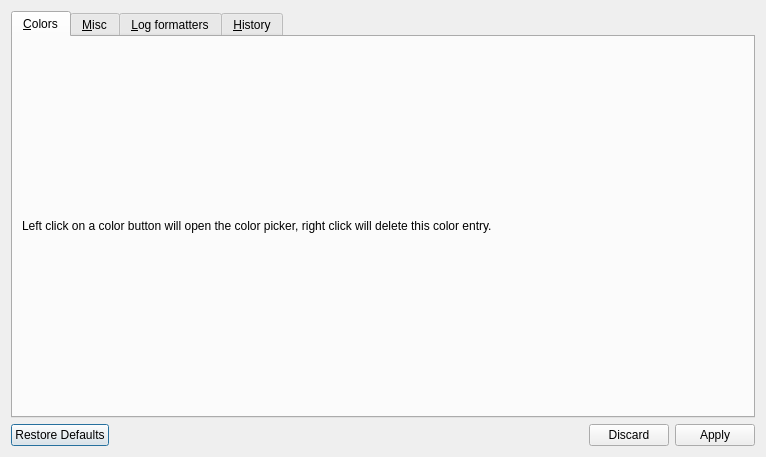
Before: the Qt Designer form src/LogViewer/ui/preferences_dialog.ui in monal-im/DebugTools, drawn with Qt 5.
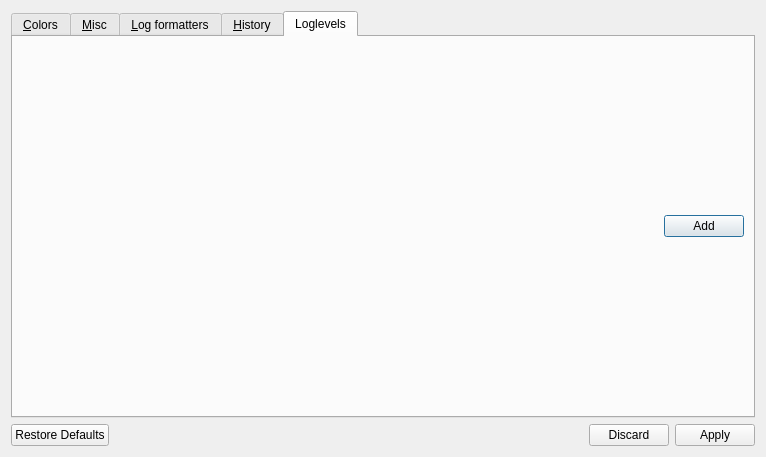
After: the same form once the commit is applied. The open tabs and pages were chosen to show the change.

Commit message: [MLV] Cleanup dynamic loglevels

What changed in the file:
```diff
--- a/src/LogViewer/ui/preferences_dialog.ui
+++ b/src/LogViewer/ui/preferences_dialog.ui
@@ -38,6 +38,9 @@
          <property name="text">
           <string>Left click on a color button will open the color picker, right click will delete this color entry.</string>
          </property>
+         <property name="alignment">
+          <set>Qt::AlignLeading|Qt::AlignLeft|Qt::AlignTop</set>
+         </property>
         </widget>
        </item>
       </layout>
@@ -76,6 +79,43 @@
        </item>
       </layout>
      </widget>
+     <widget class="QWidget" name="tab">
+      <attribute name="title">
+       <string>Loglevels</string>
+      </attribute>
+      <layout class="QGridLayout" name="gridLayout_4">
+       <item row="0" column="0">
+        <layout class="QGridLayout" name="uiGridLayout_loglevelsTab"/>
+       </item>
+       <item row="1" column="0">
+        <layout class="QHBoxLayout" name="horizontalLayout">
+         <property name="spacing">
+          <number>1</number>
+         </property>
+         <item>
+          <spacer name="horizontalSpacer">
+           <property name="orientation">
+            <enum>Qt::Horizontal</enum>
+           </property>
+           <property name="sizeHint" stdset="0">
+            <size>
+             <width>40</width>
+             <height>10</height>
+            </size>
+           </property>
+          </spacer>
+         </item>
+         <item>
+          <widget class="QPushButton" name="uiButton_addLoglevel">
+           <property name="text">
+            <string>Add</string>
+           </property>
+          </widget>
+         </item>
+        </layout>
+       </item>
+      </layout>
+     </widget>
     </widget>
    </item>
    <item>
```
Left out of the diff: 10 changed lines with no effect on the pictures. The commit also changes 11 other files.
